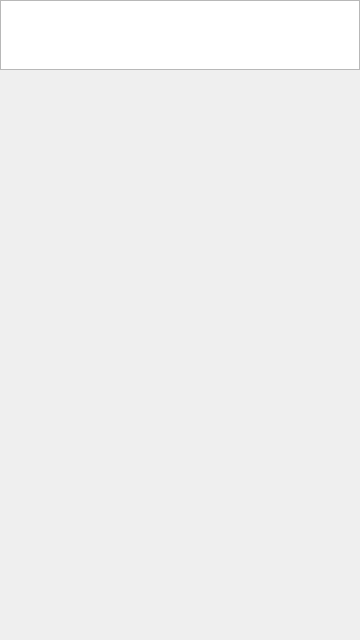
nekstas/met-chars, file ui/screens/game.ui: the form before one commit.
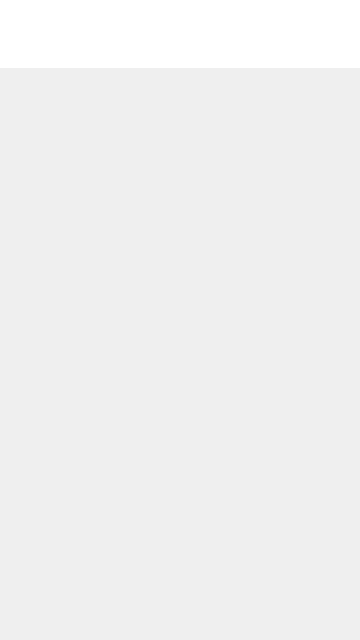
The form after the commit.

Diff of the .ui file:
```diff
--- a/ui/screens/game.ui
+++ b/ui/screens/game.ui
@@ -69,6 +69,15 @@
             <pointsize>16</pointsize>
            </font>
           </property>
+          <property name="styleSheet">
+           <string notr="true"/>
+          </property>
+          <property name="frameShape">
+           <enum>QFrame::NoFrame</enum>
+          </property>
+          <property name="frameShadow">
+           <enum>QFrame::Plain</enum>
+          </property>
           <property name="readOnly">
            <bool>true</bool>
           </property>
@@ -95,6 +104,9 @@
             <pointsize>12</pointsize>
            </font>
           </property>
+          <property name="frameShape">
+           <enum>QFrame::NoFrame</enum>
+          </property>
           <property name="text">
            <string/>
           </property>
```
